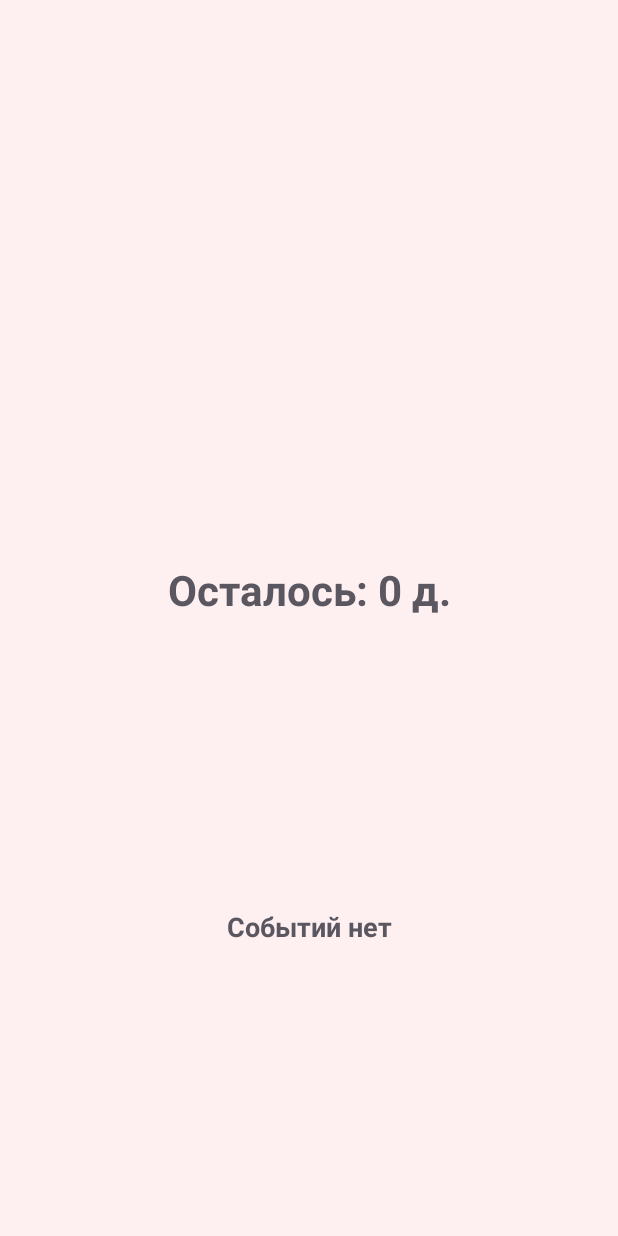
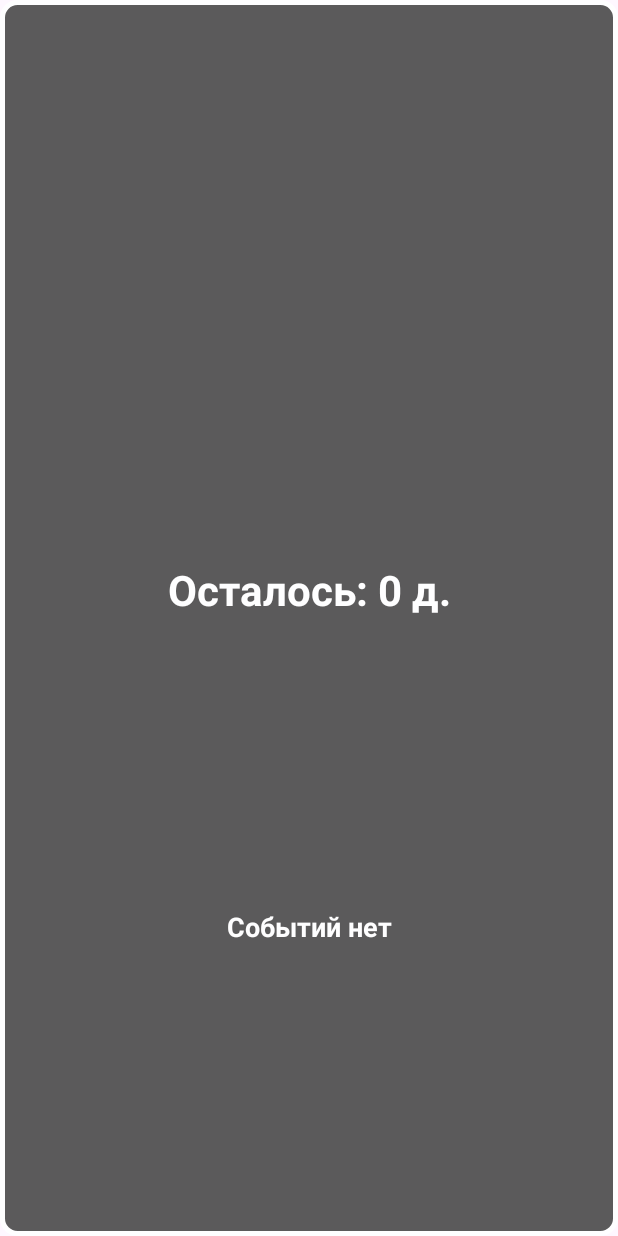
Before and after one commit to GeraVP/VPPen, an Android app: the layout widget_d_t.xml on its own in the app's theme, with its tools: preview values and no code run, on a phone screen of 412 x 824 dp. Run offline under Robolectric (Android 15) with nearby library versions, the phone set to English and light mode, and no system bars.

```diff
--- a/app/build.gradle.kts
+++ b/app/build.gradle.kts
@@ -44,6 +44,8 @@ dependencies {
     implementation("androidx.appcompat:appcompat:1.6.1")
     implementation("com.google.android.material:material:1.11.0")
     implementation("androidx.constraintlayout:constraintlayout:2.1.4")
+    implementation("org.jetbrains.kotlinx:kotlinx-coroutines-android:1.7.1")
+    //implementation 'org.jetbrains.kotlinx:kotlinx-coroutines-android:1.3.9'
     testImplementation("junit:junit:4.13.2")
     androidTestImplementation("androidx.test.ext:junit:1.1.5")
     androidTestImplementation("androidx.test.espresso:espresso-core:3.5.1")
--- a/app/src/main/java/com/example/vpplan/MainActivity2.kt
+++ b/app/src/main/java/com/example/vpplan/MainActivity2.kt
@@ -20,6 +20,9 @@ import com.example.vpplan.R.id.mainImageLay
 import com.example.vpplan.packag.MyDBManager
 import com.example.vpplan.packag.MyIntentConstants
 import com.google.android.material.floatingactionbutton.FloatingActionButton
+import kotlinx.coroutines.CoroutineScope
+import kotlinx.coroutines.Dispatchers
+import kotlinx.coroutines.launch
 import java.time.LocalDate
 import java.time.format.DateTimeFormatter
 import java.util.Locale
@@ -81,12 +84,14 @@ class MainActivity2 : AppCompatActivity() {
 
         if(title.text.toString() != "" && date.toString() != "")
         {
+            CoroutineScope(Dispatchers.Main).launch {
             if(isEditState){
                 myDBManager.UpdateItem(title.text.toString(),date,tempImageUri,id) // Обновления в БД
                 }else{
             myDBManager.insertToDb(title.text.toString(),date,tempImageUri) // Добавление в БД
                 }
             finish() // Закрытие activity
+            }
         }
     }
 
--- /dev/null
+++ b/app/src/main/res/drawable/layout_bg.xml
@@ -0,0 +1,7 @@
+<?xml version="1.0" encoding="UTF-8"?>
+<shape xmlns:android="http://schemas.android.com/apk/res/android">
+    <solid android:color="#494949"/>
+    <stroke android:width="3dp" android:color="#FFFFFF" />
+    <corners android:radius="10dp"/>
+    <padding android:left="0dp" android:top="0dp" android:right="0dp" android:bottom="0dp" />
+</shape>
--- a/app/src/main/res/layout/widget_d_t.xml
+++ b/app/src/main/res/layout/widget_d_t.xml
@@ -2,10 +2,9 @@
     android:layout_width="match_parent"
     android:layout_height="match_parent"
     android:alpha="0.9"
-    android:background="#FFEFEF"
+    android:background="@drawable/layout_bg"
     android:orientation="vertical"
-    android:padding="@dimen/widget_margin">
-
+    android:padding="@dimen/widget_margin"><!--#FFEFEF-->
     <TextView
         android:id="@+id/widtv1"
         android:layout_width="match_parent"
@@ -13,6 +12,7 @@
         android:layout_weight="1"
         android:gravity="bottom|center_horizontal"
         android:text="Осталось: 0 д."
+        android:textColor="#FFFFFF"
         android:textSize="28dp"
         android:textStyle="bold" />
 
@@ -23,6 +23,7 @@
         android:layout_weight="1"
         android:gravity="center"
         android:text="Событий нет"
+        android:textColor="#FFFFFF"
         android:textSize="18dp"
         android:textStyle="bold" />
 
--- a/app/src/main/res/values/strings.xml
+++ b/app/src/main/res/values/strings.xml
@@ -1,6 +1,11 @@
 <resources>
     <string name="app_name">VP:D-Таймер</string>
     <string name="addb">Добавить запись</string>
+    <string name="addIM">Добавить изображение</string>
+    <string name="EditIV">Изменить событие</string>
+    <string name="EditIM">Изменить событие</string>
+    <string name="CalendarWT">Поле выбора даты</string>
+
     <string name="appwidget_text">EXAMPLE</string>
     <string name="add_widget">Add widget</string>
     <string name="app_widget_description">This is an app widget description</string>
--- a/app/src/main/res/xml/widget_d_t_info.xml
+++ b/app/src/main/res/xml/widget_d_t_info.xml
@@ -5,7 +5,7 @@
     android:initialLayout="@layout/widget_d_t"
     android:minWidth="250dp"
     android:minHeight="110dp"
-    android:previewImage="@drawable/example_appwidget_preview"
+    android:previewImage="@drawable/logo"
 
     android:previewLayout="@layout/widget_d_t"
     android:targetCellWidth="4"
```
Also changed, not shown: app/src/main/java/com/example/vpplan/MainActivity.kt (+21 -10 lines), app/src/main/java/com/example/vpplan/packag/MyDBManager.kt (+6 -4 lines), app/src/main/res/layout/activity_main2.xml (+4 -3 lines), app/src/main/res/drawable-nodpi/example_appwidget_preview.png (deleted).
